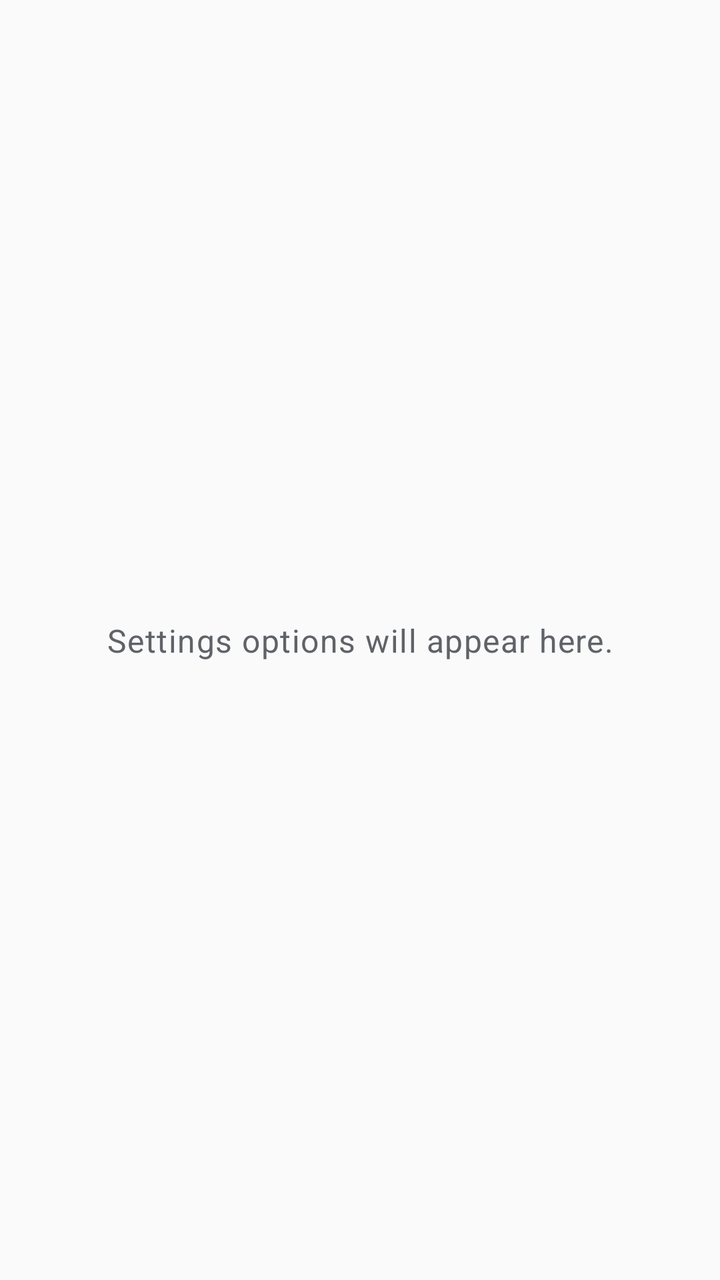
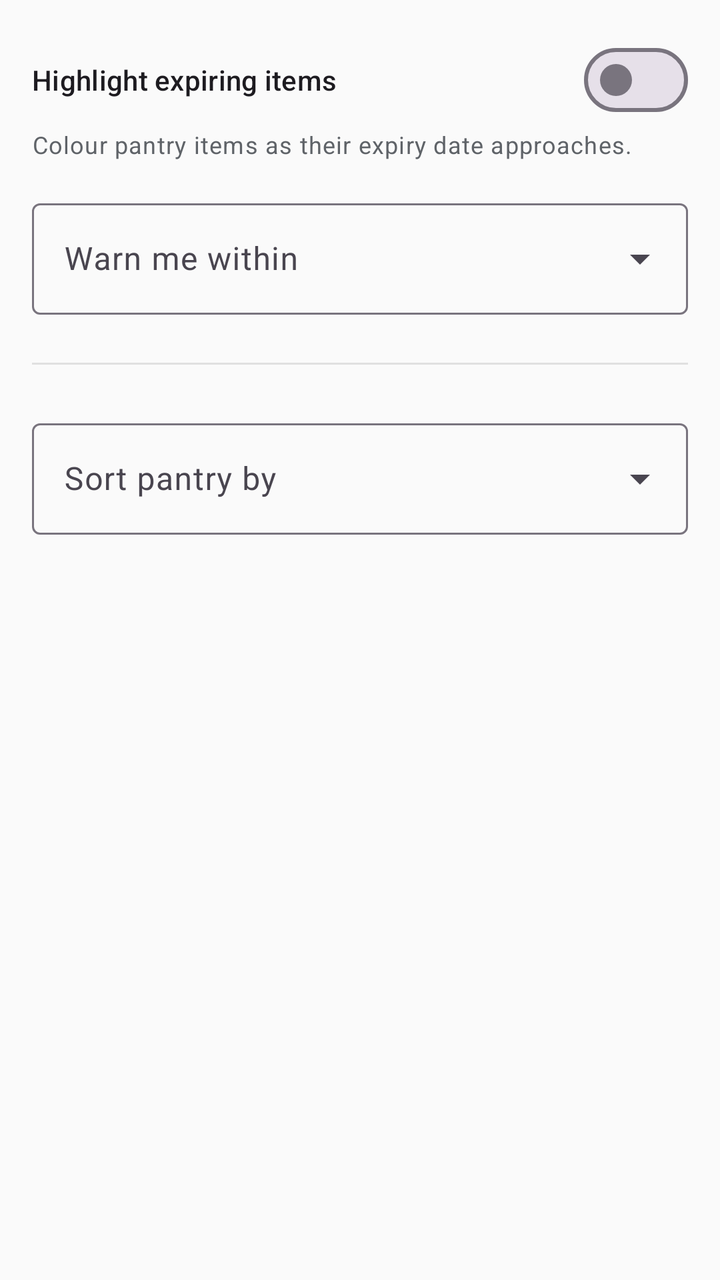

Screens rendered from an Android XML layout before and after an edit, with the pre-edit source and the edit as a unified diff.
<!-- AndroidManifest.xml: application theme Theme.SmartPantryManager -->
<!-- res/layout/fragment_settings.xml -->
<?xml version="1.0" encoding="utf-8"?>
<androidx.constraintlayout.widget.ConstraintLayout
    xmlns:android="http://schemas.android.com/apk/res/android"
    xmlns:app="http://schemas.android.com/apk/res-auto"
    xmlns:tools="http://schemas.android.com/tools"
    android:layout_width="match_parent"
    android:layout_height="match_parent"
    tools:context=".ui.SettingsFragment">

    <TextView
        android:id="@+id/settings_placeholder"
        android:layout_width="0dp"
        android:layout_height="wrap_content"
        android:gravity="center"
        android:paddingStart="48dp"
        android:paddingEnd="48dp"
        android:text="@string/settings_placeholder"
        android:textAppearance="?attr/textAppearanceBodyLarge"
        android:textColor="?android:attr/textColorSecondary"
        app:layout_constraintBottom_toBottomOf="parent"
        app:layout_constraintEnd_toEndOf="parent"
        app:layout_constraintStart_toStartOf="parent"
        app:layout_constraintTop_toTopOf="parent" />

</androidx.constraintlayout.widget.ConstraintLayout>
<!-- resources referenced by this layout -->
<resources>
  <string name="settings_placeholder">Settings options will appear here.</string>
  <style name="Theme.SmartPantryManager" parent="Base.Theme.SmartPantryManager" />
  <style name="Base.Theme.SmartPantryManager" parent="Theme.Material3.DayNight.NoActionBar">
          <item name="colorPrimary">@color/green_primary</item>
          <item name="colorOnPrimary">@color/white</item>
          <item name="colorPrimaryContainer">@color/green_surface</item>
          <item name="colorOnPrimaryContainer">@color/green_primary_dark</item>
          <item name="colorSecondary">@color/status_expiring</item>
          <item name="colorOnSecondary">@color/black</item>
          <item name="colorError">@color/status_expired</item>
          <item name="android:colorBackground">@color/surface_light</item>
          <item name="android:textColorPrimary">@color/text_primary</item>
          <item name="android:textColorSecondary">@color/text_secondary</item>
      </style>
  <color name="green_primary">#FF2E7D32</color>
  <color name="white">#FFFFFFFF</color>
  <color name="green_surface">#FFE8F5E9</color>
  <color name="green_primary_dark">#FF1B5E20</color>
  <color name="status_expiring">#FFF9A825</color>
  <color name="black">#FF000000</color>
  <color name="status_expired">#FFC62828</color>
  <color name="surface_light">#FFFAFAFA</color>
  <color name="text_primary">#FF1C1B1F</color>
  <color name="text_secondary">#FF5F6368</color>
</resources>

<!-- the commit's change to res/layout/fragment_settings.xml (unified diff, before → after) -->
@@ -1,25 +1,72 @@
 <?xml version="1.0" encoding="utf-8"?>
-<androidx.constraintlayout.widget.ConstraintLayout
-    xmlns:android="http://schemas.android.com/apk/res/android"
+<ScrollView xmlns:android="http://schemas.android.com/apk/res/android"
     xmlns:app="http://schemas.android.com/apk/res-auto"
     xmlns:tools="http://schemas.android.com/tools"
     android:layout_width="match_parent"
     android:layout_height="match_parent"
     tools:context=".ui.SettingsFragment">
 
-    <TextView
-        android:id="@+id/settings_placeholder"
-        android:layout_width="0dp"
+    <LinearLayout
+        android:layout_width="match_parent"
         android:layout_height="wrap_content"
-        android:gravity="center"
-        android:paddingStart="48dp"
-        android:paddingEnd="48dp"
-        android:text="@string/settings_placeholder"
-        android:textAppearance="?attr/textAppearanceBodyLarge"
-        android:textColor="?android:attr/textColorSecondary"
-        app:layout_constraintBottom_toBottomOf="parent"
-        app:layout_constraintEnd_toEndOf="parent"
-        app:layout_constraintStart_toStartOf="parent"
-        app:layout_constraintTop_toTopOf="parent" />
+        android:orientation="vertical"
+        android:padding="16dp">
 
-</androidx.constraintlayout.widget.ConstraintLayout>
+        <com.google.android.material.materialswitch.MaterialSwitch
+            android:id="@+id/switch_highlight_expiring"
+            android:layout_width="match_parent"
+            android:layout_height="wrap_content"
+            android:minHeight="48dp"
+            android:text="@string/settings_highlight_title"
+            android:textAppearance="?attr/textAppearanceTitleSmall" />
+
+        <TextView
+            android:layout_width="match_parent"
+            android:layout_height="wrap_content"
+            android:text="@string/settings_highlight_summary"
+            android:textAppearance="?attr/textAppearanceBodySmall"
+            android:textColor="?android:attr/textColorSecondary" />
+
+        <com.google.android.material.textfield.TextInputLayout
+            android:id="@+id/layout_expiry_window"
+            style="@style/Widget.Material3.TextInputLayout.OutlinedBox.ExposedDropdownMenu"
+            android:layout_width="match_parent"
+            android:layout_height="wrap_content"
+            android:layout_marginTop="16dp"
+            android:hint="@string/settings_window_label">
+
+            <com.google.android.material.textfield.MaterialAutoCompleteTextView
+                android:id="@+id/input_expiry_window"
+                android:layout_width="match_parent"
+                android:layout_height="wrap_content"
+                android:inputType="none"
+                app:simpleItems="@array/expiry_windows" />
+
+        </com.google.android.material.textfield.TextInputLayout>
+
+        <View
+            android:layout_width="match_parent"
+            android:layout_height="1dp"
+            android:layout_marginTop="24dp"
+            android:background="@color/divider" />
+
+        <com.google.android.material.textfield.TextInputLayout
+            android:id="@+id/layout_sort_order"
+            style="@style/Widget.Material3.TextInputLayout.OutlinedBox.ExposedDropdownMenu"
+            android:layout_width="match_parent"
+            android:layout_height="wrap_content"
+            android:layout_marginTop="24dp"
+            android:hint="@string/settings_sort_label">
+
+            <com.google.android.material.textfield.MaterialAutoCompleteTextView
+                android:id="@+id/input_sort_order"
+                android:layout_width="match_parent"
+                android:layout_height="wrap_content"
+                android:inputType="none"
+                app:simpleItems="@array/sort_orders" />
+
+        </com.google.android.material.textfield.TextInputLayout>
+
+    </LinearLayout>
+
+</ScrollView>
<!-- resource entries referenced after the edit -->
@@ -1,6 +1,19 @@
 <!-- resources referenced by this layout -->
 <resources>
-  <string name="settings_placeholder">Settings options will appear here.</string>
+  <string-array name="expiry_windows">
+          <item>3 days</item>
+          <item>7 days</item>
+          <item>14 days</item>
+      </string-array>
+  <string-array name="sort_orders">
+          <item>Name</item>
+          <item>Expiry date</item>
+      </string-array>
+  <color name="divider">#FFE0E0E0</color>
+  <string name="settings_highlight_summary">Colour pantry items as their expiry date approaches.</string>
+  <string name="settings_highlight_title">Highlight expiring items</string>
+  <string name="settings_sort_label">Sort pantry by</string>
+  <string name="settings_window_label">Warn me within</string>
   <style name="Theme.SmartPantryManager" parent="Base.Theme.SmartPantryManager" />
   <style name="Base.Theme.SmartPantryManager" parent="Theme.Material3.DayNight.NoActionBar">
           <item name="colorPrimary">@color/green_primary</item>
